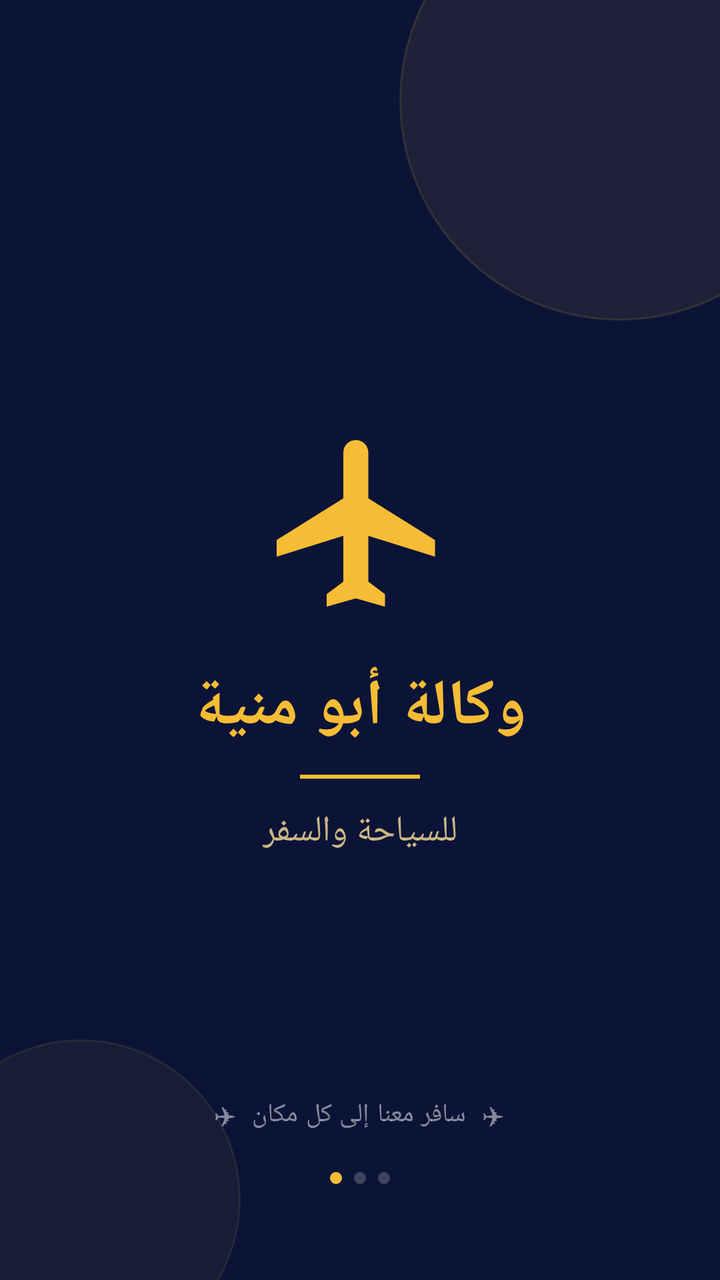
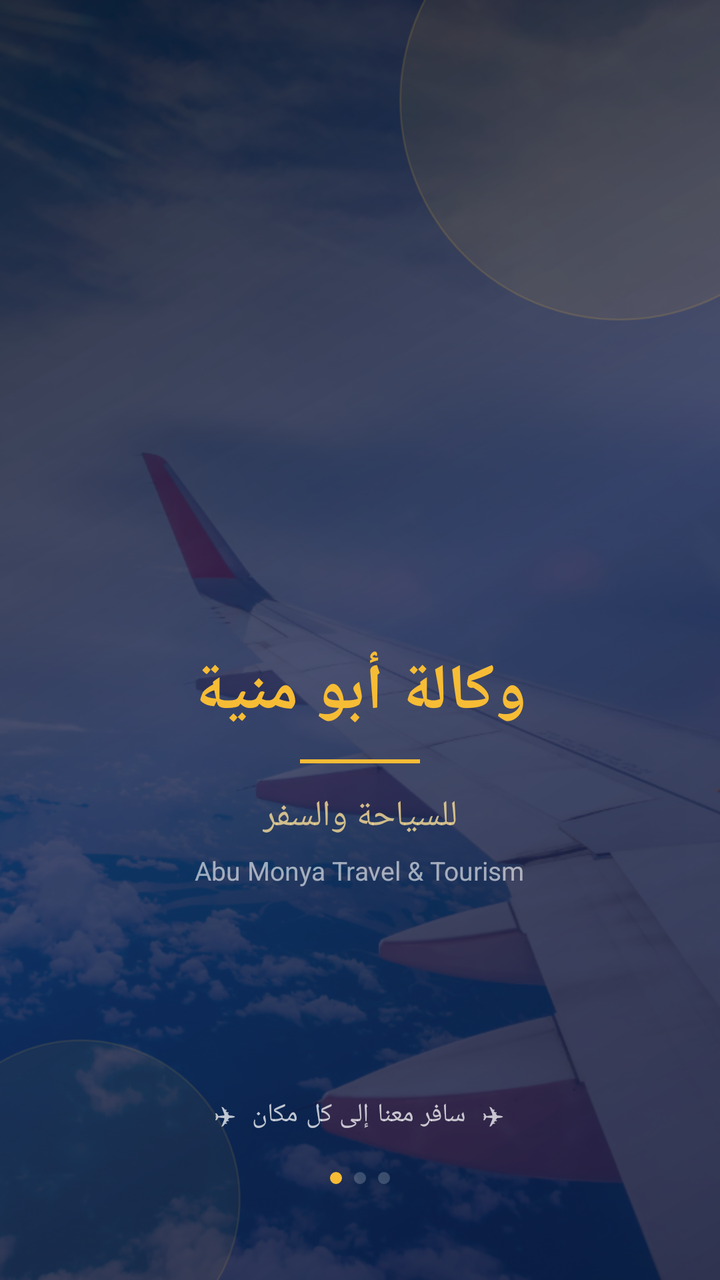

Two renders of the same Android screen: before a commit and after it. Below are the layout's source before the change and the commit's diff.
<!-- AndroidManifest.xml: activity theme Theme.Splash -->
<!-- res/layout/activity_splash.xml -->
<?xml version="1.0" encoding="utf-8"?>
<RelativeLayout
    xmlns:android="http://schemas.android.com/apk/res/android"
    android:layout_width="match_parent"
    android:layout_height="match_parent"
    android:background="@color/navy"
    android:gravity="center">

    
    <View
        android:layout_width="220dp"
        android:layout_height="220dp"
        android:layout_alignParentTop="true"
        android:layout_alignParentEnd="true"
        android:layout_marginTop="-60dp"
        android:layout_marginEnd="-60dp"
        android:background="@drawable/circle_decoration_top" />

    
    <View
        android:layout_width="160dp"
        android:layout_height="160dp"
        android:layout_alignParentBottom="true"
        android:layout_alignParentStart="true"
        android:layout_marginBottom="-40dp"
        android:layout_marginStart="-40dp"
        android:background="@drawable/circle_decoration_bottom" />

    
    <LinearLayout
        android:id="@+id/splash_center"
        android:layout_width="wrap_content"
        android:layout_height="wrap_content"
        android:layout_centerInParent="true"
        android:orientation="vertical"
        android:gravity="center"
        android:paddingHorizontal="40dp">

        
        <ImageView
            android:id="@+id/splash_logo"
            android:layout_width="100dp"
            android:layout_height="100dp"
            android:src="@drawable/ic_airplane"
            android:tint="@color/gold"
            android:contentDescription="شعار وكالة أبو منية" />

        
        <TextView
            android:id="@+id/splash_title"
            android:layout_width="wrap_content"
            android:layout_height="wrap_content"
            android:layout_marginTop="20dp"
            android:text="وكالة أبو منية"
            android:textColor="@color/gold"
            android:textSize="32sp"
            android:textStyle="bold"
            android:fontFamily="sans-serif"
            android:gravity="center"
            android:letterSpacing="0.02" />

        
        <View
            android:id="@+id/splash_divider"
            android:layout_width="60dp"
            android:layout_height="2dp"
            android:layout_marginTop="12dp"
            android:background="@color/gold" />

        
        <TextView
            android:id="@+id/splash_subtitle"
            android:layout_width="wrap_content"
            android:layout_height="wrap_content"
            android:layout_marginTop="14dp"
            android:text="للسياحة والسفر"
            android:textColor="#CCFBDF97"
            android:textSize="18sp"
            android:fontFamily="sans-serif"
            android:gravity="center" />

    </LinearLayout>

    
    <LinearLayout
        android:layout_width="match_parent"
        android:layout_height="wrap_content"
        android:layout_alignParentBottom="true"
        android:layout_marginBottom="48dp"
        android:orientation="vertical"
        android:gravity="center">

        <TextView
            android:id="@+id/splash_tagline"
            android:layout_width="wrap_content"
            android:layout_height="wrap_content"
            android:text="✈  سافر معنا إلى كل مكان  ✈"
            android:textColor="#80FFFFFF"
            android:textSize="13sp"
            android:fontFamily="sans-serif"
            android:gravity="center"
            android:letterSpacing="0.04" />

        
        <LinearLayout
            android:layout_width="wrap_content"
            android:layout_height="wrap_content"
            android:layout_marginTop="20dp"
            android:orientation="horizontal"
            android:gravity="center">

            <View
                android:layout_width="6dp"
                android:layout_height="6dp"
                android:layout_marginHorizontal="3dp"
                android:background="@drawable/dot_active" />
            <View
                android:layout_width="6dp"
                android:layout_height="6dp"
                android:layout_marginHorizontal="3dp"
                android:background="@drawable/dot_inactive" />
            <View
                android:layout_width="6dp"
                android:layout_height="6dp"
                android:layout_marginHorizontal="3dp"
                android:background="@drawable/dot_inactive" />
        </LinearLayout>

    </LinearLayout>

</RelativeLayout>
<!-- resources referenced by this layout -->
<resources>
  <color name="gold">#F7BC35</color>
  <color name="navy">#0B1437</color>
  <!-- drawable circle_decoration_bottom (drawable) -->
  <?xml version="1.0" encoding="utf-8"?>
  <shape xmlns:android="http://schemas.android.com/apk/res/android"
      android:shape="oval">
      <solid android:color="#0DF7BC35"/>
      <stroke android:width="1dp" android:color="#18F7BC35"/>
  </shape>
  <!-- drawable circle_decoration_top (drawable) -->
  <?xml version="1.0" encoding="utf-8"?>
  <shape xmlns:android="http://schemas.android.com/apk/res/android"
      android:shape="oval">
      <solid android:color="#14F7BC35"/>
      <stroke android:width="1dp" android:color="#22F7BC35"/>
  </shape>
  <!-- drawable dot_active (drawable) -->
  <?xml version="1.0" encoding="utf-8"?>
  <shape xmlns:android="http://schemas.android.com/apk/res/android"
      android:shape="oval">
      <solid android:color="#F7BC35"/>
  </shape>
  <!-- drawable dot_inactive (drawable) -->
  <?xml version="1.0" encoding="utf-8"?>
  <shape xmlns:android="http://schemas.android.com/apk/res/android"
      android:shape="oval">
      <solid android:color="#33FFFFFF"/>
  </shape>
  <!-- drawable ic_airplane (drawable) -->
  <?xml version="1.0" encoding="utf-8"?>
  <vector xmlns:android="http://schemas.android.com/apk/res/android"
      android:width="100dp"
      android:height="100dp"
      android:viewportWidth="24"
      android:viewportHeight="24">
  
      <path
          android:fillColor="#F7BC35"
          android:pathData="M21,16v-2l-8,-5V3.5C13,2.67 12.33,2 11.5,2S10,2.67 10,3.5V9l-8,5v2l8,-2.5V19l-2,1.5V22l3.5,-1 3.5,1v-1.5L13,19v-5.5z"/>
  </vector>
  <style name="Theme.Splash" parent="Theme.AbuMonyaApp">
          <item name="android:windowFullscreen">true</item>
          <item name="android:windowBackground">@color/navy</item>
      </style>
  <style name="Theme.AbuMonyaApp" parent="Theme.MaterialComponents.DayNight.NoActionBar">
          <item name="colorPrimary">@color/navy</item>
          <item name="colorPrimaryDark">@color/navy_dark</item>
          <item name="colorAccent">@color/gold</item>
          <item name="android:windowBackground">@color/navy</item>
          <item name="android:statusBarColor">@color/navy_dark</item>
          <item name="android:navigationBarColor">@color/navy_dark</item>
      </style>
  <color name="navy_dark">#070D26</color>
</resources>

<!-- the commit's change to res/layout/activity_splash.xml (unified diff, before → after) -->
@@ -1,131 +1,160 @@
 <?xml version="1.0" encoding="utf-8"?>
-<RelativeLayout
+<FrameLayout
     xmlns:android="http://schemas.android.com/apk/res/android"
     android:layout_width="match_parent"
-    android:layout_height="match_parent"
-    android:background="@color/navy"
-    android:gravity="center">
+    android:layout_height="match_parent">
+
+    
+    <ImageView
+        android:layout_width="match_parent"
+        android:layout_height="match_parent"
+        android:src="@drawable/hero_bg"
+        android:scaleType="centerCrop"
+        android:contentDescription="@null" />
 
     
     <View
-        android:layout_width="220dp"
-        android:layout_height="220dp"
-        android:layout_alignParentTop="true"
-        android:layout_alignParentEnd="true"
-        android:layout_marginTop="-60dp"
-        android:layout_marginEnd="-60dp"
-        android:background="@drawable/circle_decoration_top" />
+        android:layout_width="match_parent"
+        android:layout_height="match_parent"
+        android:background="@drawable/splash_overlay" />
 
     
-    <View
-        android:layout_width="160dp"
-        android:layout_height="160dp"
-        android:layout_alignParentBottom="true"
-        android:layout_alignParentStart="true"
-        android:layout_marginBottom="-40dp"
-        android:layout_marginStart="-40dp"
-        android:background="@drawable/circle_decoration_bottom" />
-
-    
-    <LinearLayout
-        android:id="@+id/splash_center"
-        android:layout_width="wrap_content"
-        android:layout_height="wrap_content"
-        android:layout_centerInParent="true"
-        android:orientation="vertical"
-        android:gravity="center"
-        android:paddingHorizontal="40dp">
-
-        
-        <ImageView
-            android:id="@+id/splash_logo"
-            android:layout_width="100dp"
-            android:layout_height="100dp"
-            android:src="@drawable/ic_airplane"
-            android:tint="@color/gold"
-            android:contentDescription="شعار وكالة أبو منية" />
-
-        
-        <TextView
-            android:id="@+id/splash_title"
-            android:layout_width="wrap_content"
-            android:layout_height="wrap_content"
-            android:layout_marginTop="20dp"
-            android:text="وكالة أبو منية"
-            android:textColor="@color/gold"
-            android:textSize="32sp"
-            android:textStyle="bold"
-            android:fontFamily="sans-serif"
-            android:gravity="center"
-            android:letterSpacing="0.02" />
+    <RelativeLayout
+        android:layout_width="match_parent"
+        android:layout_height="match_parent">
 
         
         <View
-            android:id="@+id/splash_divider"
-            android:layout_width="60dp"
-            android:layout_height="2dp"
-            android:layout_marginTop="12dp"
-            android:background="@color/gold" />
+            android:layout_width="220dp"
+            android:layout_height="220dp"
+            android:layout_alignParentTop="true"
+            android:layout_alignParentEnd="true"
+            android:layout_marginTop="-60dp"
+            android:layout_marginEnd="-60dp"
+            android:background="@drawable/circle_decoration_top" />
 
         
-        <TextView
-            android:id="@+id/splash_subtitle"
-            android:layout_width="wrap_content"
-            android:layout_height="wrap_content"
-            android:layout_marginTop="14dp"
-            android:text="للسياحة والسفر"
-            android:textColor="#CCFBDF97"
-            android:textSize="18sp"
-            android:fontFamily="sans-serif"
-            android:gravity="center" />
-
-    </LinearLayout>
-
-    
-    <LinearLayout
-        android:layout_width="match_parent"
-        android:layout_height="wrap_content"
-        android:layout_alignParentBottom="true"
-        android:layout_marginBottom="48dp"
-        android:orientation="vertical"
-        android:gravity="center">
-
-        <TextView
-            android:id="@+id/splash_tagline"
-            android:layout_width="wrap_content"
-            android:layout_height="wrap_content"
-            android:text="✈  سافر معنا إلى كل مكان  ✈"
-            android:textColor="#80FFFFFF"
-            android:textSize="13sp"
-            android:fontFamily="sans-serif"
-            android:gravity="center"
-            android:letterSpacing="0.04" />
+        <View
+            android:layout_width="160dp"
+            android:layout_height="160dp"
+            android:layout_alignParentBottom="true"
+            android:layout_alignParentStart="true"
+            android:layout_marginBottom="-40dp"
+            android:layout_marginStart="-40dp"
+            android:background="@drawable/circle_decoration_bottom" />
 
         
         <LinearLayout
+            android:id="@+id/splash_center"
             android:layout_width="wrap_content"
             android:layout_height="wrap_content"
-            android:layout_marginTop="20dp"
-            android:orientation="horizontal"
+            android:layout_centerInParent="true"
+            android:orientation="vertical"
+            android:gravity="center"
+            android:paddingHorizontal="40dp">
+
+            
+            <ImageView
+                android:id="@+id/splash_logo"
+                android:layout_width="110dp"
+                android:layout_height="110dp"
+                android:src="@mipmap/ic_launcher"
+                android:contentDescription="شعار وكالة أبو منية" />
+
+            
+            <TextView
+                android:id="@+id/splash_title"
+                android:layout_width="wrap_content"
+                android:layout_height="wrap_content"
+                android:layout_marginTop="18dp"
+                android:text="وكالة أبو منية"
+                android:textColor="@color/gold"
+                android:textSize="32sp"
+                android:textStyle="bold"
+                android:fontFamily="sans-serif"
+                android:gravity="center"
+                android:letterSpacing="0.02" />
+
+            
+            <View
+                android:id="@+id/splash_divider"
+                android:layout_width="60dp"
+                android:layout_height="2dp"
+                android:layout_marginTop="12dp"
+                android:background="@color/gold" />
+
+            
+            <TextView
+                android:id="@+id/splash_subtitle"
+                android:layout_width="wrap_content"
+                android:layout_height="wrap_content"
+                android:layout_marginTop="14dp"
+                android:text="للسياحة والسفر"
+                android:textColor="#CCFBDF97"
+                android:textSize="18sp"
+                android:fontFamily="sans-serif"
+                android:gravity="center" />
+
+            
+            <TextView
+                android:layout_width="wrap_content"
+                android:layout_height="wrap_content"
+                android:layout_marginTop="6dp"
+                android:text="Abu Monya Travel &amp; Tourism"
+                android:textColor="#99FFFFFF"
+                android:textSize="13sp"
+                android:fontFamily="sans-serif"
+                android:gravity="center" />
+
+        </LinearLayout>
+
+        
+        <LinearLayout
+            android:layout_width="match_parent"
+            android:layout_height="wrap_content"
+            android:layout_alignParentBottom="true"
+            android:layout_marginBottom="48dp"
+            android:orientation="vertical"
             android:gravity="center">
 
-            <View
-                android:layout_width="6dp"
-                android:layout_height="6dp"
-                android:layout_marginHorizontal="3dp"
-                android:background="@drawable/dot_active" />
-            <View
-                android:layout_width="6dp"
-                android:layout_height="6dp"
-                android:layout_marginHorizontal="3dp"
-                android:background="@drawable/dot_inactive" />
-            <View
-                android:layout_width="6dp"
-                android:layout_height="6dp"
-                android:layout_marginHorizontal="3dp"
-                android:background="@drawable/dot_inactive" />
+            <TextView
+                android:id="@+id/splash_tagline"
+                android:layout_width="wrap_content"
+                android:layout_height="wrap_content"
+                android:text="✈  سافر معنا إلى كل مكان  ✈"
+                android:textColor="#BDFFFFFF"
+                android:textSize="13sp"
+                android:fontFamily="sans-serif"
+                android:gravity="center"
+                android:letterSpacing="0.04" />
+
+            
+            <LinearLayout
+                android:layout_width="wrap_content"
+                android:layout_height="wrap_content"
+                android:layout_marginTop="20dp"
+                android:orientation="horizontal"
+                android:gravity="center">
+
+                <View
+                    android:layout_width="6dp"
+                    android:layout_height="6dp"
+                    android:layout_marginHorizontal="3dp"
+                    android:background="@drawable/dot_active" />
+                <View
+                    android:layout_width="6dp"
+                    android:layout_height="6dp"
+                    android:layout_marginHorizontal="3dp"
+                    android:background="@drawable/dot_inactive" />
+                <View
+                    android:layout_width="6dp"
+                    android:layout_height="6dp"
+                    android:layout_marginHorizontal="3dp"
+                    android:background="@drawable/dot_inactive" />
+            </LinearLayout>
+
         </LinearLayout>
 
-    </LinearLayout>
+    </RelativeLayout>
 
-</RelativeLayout>
+</FrameLayout>
<!-- resource entries referenced after the edit -->
@@ -1,7 +1,6 @@
 <!-- resources referenced by this layout -->
 <resources>
   <color name="gold">#F7BC35</color>
-  <color name="navy">#0B1437</color>
   <!-- drawable circle_decoration_bottom (drawable) -->
   <?xml version="1.0" encoding="utf-8"?>
   <shape xmlns:android="http://schemas.android.com/apk/res/android"
@@ -28,18 +27,23 @@
       android:shape="oval">
       <solid android:color="#33FFFFFF"/>
   </shape>
-  <!-- drawable ic_airplane (drawable) -->
+  <!-- drawable hero_bg: jpg bitmap (drawable, 503503 bytes) -->
+  <!-- drawable splash_overlay (drawable) -->
   <?xml version="1.0" encoding="utf-8"?>
-  <vector xmlns:android="http://schemas.android.com/apk/res/android"
-      android:width="100dp"
-      android:height="100dp"
-      android:viewportWidth="24"
-      android:viewportHeight="24">
-  
-      <path
-          android:fillColor="#F7BC35"
-          android:pathData="M21,16v-2l-8,-5V3.5C13,2.67 12.33,2 11.5,2S10,2.67 10,3.5V9l-8,5v2l8,-2.5V19l-2,1.5V22l3.5,-1 3.5,1v-1.5L13,19v-5.5z"/>
-  </vector>
+  <shape xmlns:android="http://schemas.android.com/apk/res/android">
+      <gradient
+          android:type="linear"
+          android:angle="135"
+          android:startColor="#D00b1437"
+          android:centerColor="#BB131c47"
+          android:endColor="#E0071020" />
+  </shape>
+  <!-- mipmap ic_launcher (mipmap-anydpi-v26) -->
+  <?xml version="1.0" encoding="utf-8"?>
+  <adaptive-icon xmlns:android="http://schemas.android.com/apk/res/android">
+      <background android:drawable="@mipmap/ic_launcher_round"/>
+      <foreground android:drawable="@mipmap/ic_launcher_round"/>
+  </adaptive-icon>
   <style name="Theme.Splash" parent="Theme.AbuMonyaApp">
           <item name="android:windowFullscreen">true</item>
           <item name="android:windowBackground">@color/navy</item>
@@ -52,6 +56,7 @@
           <item name="android:statusBarColor">@color/navy_dark</item>
           <item name="android:navigationBarColor">@color/navy_dark</item>
       </style>
+  <color name="navy">#0B1437</color>
   <color name="navy_dark">#070D26</color>
 </resources>
 
